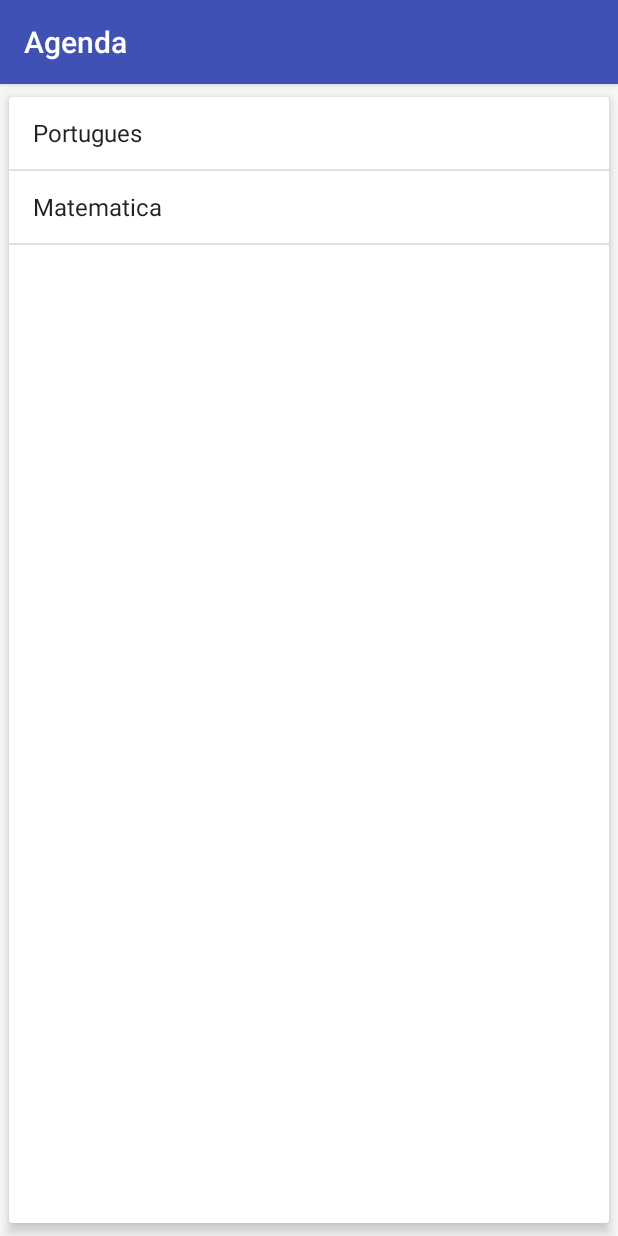
After one commit to manygames/agenda, an Android app: the ProvasActivity screen opened directly, with no data from a screen before it, on a phone screen of 412 x 824 dp. The commit adds this screen. Run offline under Robolectric (Android 15) with nearby library versions, the phone set to English and light mode, and no system bars.

Commit message:
tela de provas por materia

```diff
--- a/app/build.gradle
+++ b/app/build.gradle
@@ -23,11 +23,12 @@ android {
 }
 
 dependencies {
-    implementation fileTree(dir: 'libs', include: ['*.jar'])
+    implementation fileTree(include: ['*.jar'], dir: 'libs')
     implementation "org.jetbrains.kotlin:kotlin-stdlib-jdk7:$kotlin_version"
     implementation 'com.android.support:appcompat-v7:28.0.0-rc02'
     implementation 'com.android.support.constraint:constraint-layout:1.1.3'
     testImplementation 'junit:junit:4.12'
     androidTestImplementation 'com.android.support.test:runner:1.0.2'
     androidTestImplementation 'com.android.support.test.espresso:espresso-core:3.0.2'
+    implementation 'com.android.support:cardview-v7:28.0.0-rc02'
 }
--- /dev/null
+++ b/app/src/main/java/br/com/manygames/agenda/ProvasActivity.java
@@ -0,0 +1,44 @@
+package br.com.manygames.agenda;
+
+import android.support.v7.app.AppCompatActivity;
+import android.os.Bundle;
+import android.view.View;
+import android.widget.AdapterView;
+import android.widget.ArrayAdapter;
+import android.widget.ListView;
+import android.widget.Toast;
+
+import java.util.Arrays;
+import java.util.List;
+
+import br.com.manygames.agenda.modelo.Prova;
+
+public class ProvasActivity extends AppCompatActivity {
+
+    @Override
+    protected void onCreate(Bundle savedInstanceState) {
+        super.onCreate(savedInstanceState);
+        setContentView(R.layout.activity_provas);
+
+        List<String> topicosPort = Arrays.asList("Sujeito", "Predicado", "Objeto direto", "Objeto indireto");
+        Prova provaPort = new Prova("Portugues", "01/10/2018", topicosPort);
+
+        List<String> topicosMat = Arrays.asList("Equações", "Limite");
+        Prova provaMat = new Prova("Matematica", "06/10/2018", topicosMat);
+
+        List<Prova> provas = Arrays.asList(provaPort, provaMat);
+        ArrayAdapter<Prova> adapter = new ArrayAdapter<>(this, android.R.layout.simple_list_item_1, provas);
+
+        ListView campoListaProvas = findViewById(R.id.lista_provas);
+        campoListaProvas.setAdapter(adapter);
+
+        campoListaProvas.setOnItemClickListener(new AdapterView.OnItemClickListener() {
+            @Override
+            public void onItemClick(AdapterView<?> parent, View view, int position, long id) {
+                Prova prova = (Prova) parent.getItemAtPosition(position);
+                Toast.makeText(ProvasActivity.this, "Clicou na prova de " + prova, Toast.LENGTH_SHORT).show();
+            }
+        });
+
+    }
+}
--- /dev/null
+++ b/app/src/main/java/br/com/manygames/agenda/modelo/Prova.java
@@ -0,0 +1,44 @@
+package br.com.manygames.agenda.modelo;
+
+import java.util.List;
+
+public class Prova {
+    private String materia;
+    private String data;
+    private List<String> topicos;
+
+    public Prova(String materia, String data, List<String> topicos) {
+        this.materia = materia;
+        this.data = data;
+        this.topicos = topicos;
+    }
+
+    public String getMateria() {
+        return materia;
+    }
+
+    public void setMateria(String materia) {
+        this.materia = materia;
+    }
+
+    public String getData() {
+        return data;
+    }
+
+    public void setData(String data) {
+        this.data = data;
+    }
+
+    public List<String> getTopicos() {
+        return topicos;
+    }
+
+    public void setTopicos(List<String> topicos) {
+        this.topicos = topicos;
+    }
+
+    @Override
+    public String toString() {
+        return this.materia;
+    }
+}
--- /dev/null
+++ b/app/src/main/res/layout/activity_provas.xml
@@ -0,0 +1,15 @@
+<?xml version="1.0" encoding="utf-8"?>
+<android.support.v7.widget.CardView xmlns:android="http://schemas.android.com/apk/res/android"
+    android:layout_width="match_parent"
+    android:layout_height="match_parent"
+    xmlns:app="http://schemas.android.com/apk/res-auto"
+    app:cardElevation="5dp"
+    app:cardUseCompatPadding="true">
+
+    <ListView
+        android:id="@+id/lista_provas"
+        android:layout_width="match_parent"
+        android:layout_height="match_parent">
+    </ListView>
+
+</android.support.v7.widget.CardView>
--- a/app/src/main/res/menu/menu_lista_alunos.xml
+++ b/app/src/main/res/menu/menu_lista_alunos.xml
@@ -7,4 +7,10 @@
         android:icon="@drawable/ic_enviar"
         app:showAsAction="always" />
 
+    <item
+        android:id="@+id/menu_baixar_provas"
+        android:title="Baixar Provas"
+        android:icon="@drawable/ic_receber"
+        app:showAsAction="always" />
+
 </menu>
```
Also changed, not shown: app/src/main/AndroidManifest.xml (+5 -2 lines), app/src/main/java/br/com/manygames/agenda/DetalhesProvaActivity.java (added, +15 -0 lines), app/src/main/java/br/com/manygames/agenda/ListaAlunosActivity.java (+4 -7 lines), app/src/main/java/br/com/manygames/agenda/adapter/AlunosAdapter.java (+9 -0 lines), app/src/main/res/layout-land/item_lista.xml (added, +65 -0 lines), app/src/main/res/layout/activity_detalhes_prova.xml (added, +9 -0 lines).
